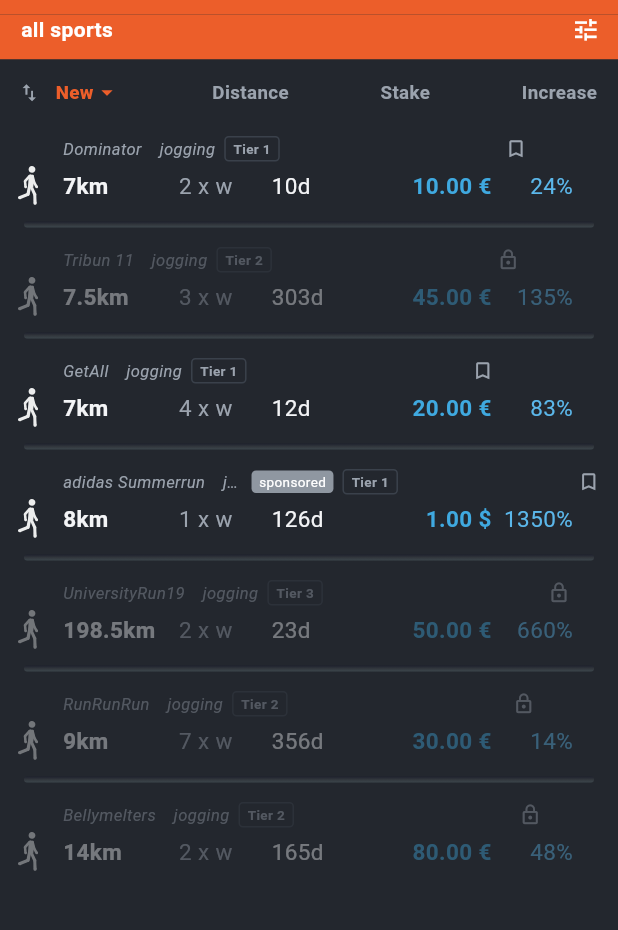
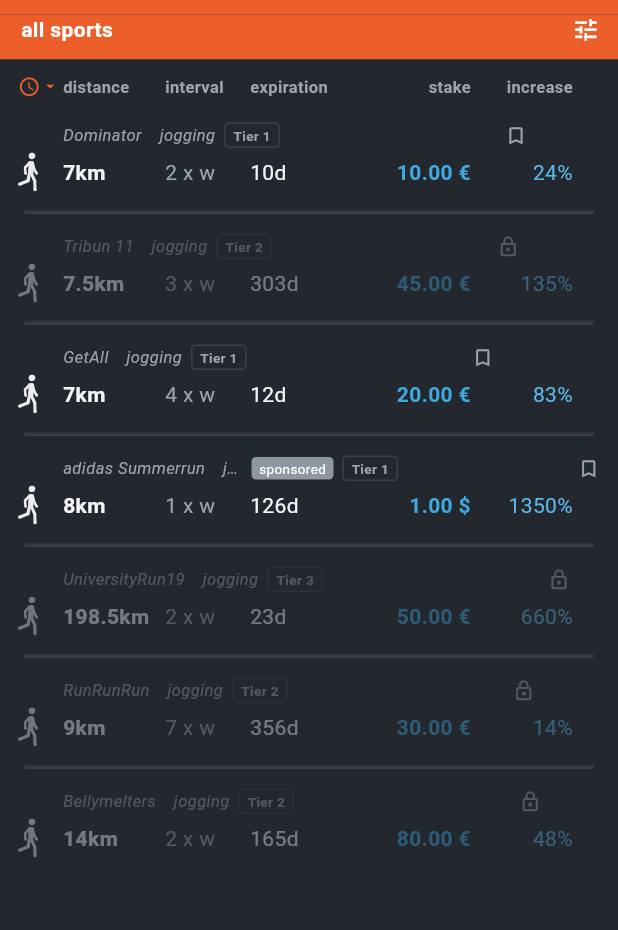
Before and after one commit to Claude-Roland/Battlebet, a Flutter app: the BetsListScreen screen opened directly, on a phone screen of 412 x 824 dp, the part 53-983 px from its top. Run offline on Flutter 3.47's test engine with Material 3 defaults, Android fonts, the phone set to English and light mode, and no system bars; our stand-ins replace flutter_svg; project files that could hold a hidden picture were left out.

Commit message:
Sortier-Kopfzeile spalten-genau ausgerichtet (Uhr=New + distance/interval/expiration/stake/increase, alle sortierbar); Spaltenbreiten entzerrt, expiration wieder sichtbar

```diff
--- a/app/lib/screens/bets_list_screen.dart
+++ b/app/lib/screens/bets_list_screen.dart
@@ -2,12 +2,12 @@
 // Aufbau von oben nach unten:
 //   1) TopNav             -> feste Navigationsleiste
 //   2) FILTER-ZEILE       -> antippbar; oeffnet das WAEHLRAD (Sport + Distanz + Einsatz + Haeufigkeit).
-//   3) SORTIER-KOPFZEILE  -> vier antippbare Schluessel: Neu | Distanz | Einsatz | Wertzuwachs.
+//   3) SORTIER-KOPFZEILE  -> jetzt SPALTEN-GENAU ausgerichtet (fluchtet mit BetRow):
+//        [Uhr = New] distance | interval | expiration | stake | increase
+//      Jede Spalte ist antippbar zum Sortieren; die aktive traegt einen Richtungspfeil.
 //   4) Liste der BetRow (erst GEFILTERT, dann SORTIERT), getrennt durch GrooveDivider.
 //
-// UI-Sprache Englisch als Basis (Roland 2026-07-20). MVP: nur Joggen -> das
-// Sport-Rad bietet schon jogging + running (Samen); „running" liefert heute eine
-// leere Liste. Weitere Sportarten kommen als weitere Rad-Eintraege.
+// UI-Sprache Englisch als Basis (Roland 2026-07-20).
 
 import 'package:flutter/cupertino.dart';
 import 'package:flutter/material.dart';
@@ -22,23 +22,18 @@ import 'bet_detail_screen.dart';
 import 'create_bet_screen.dart';
 import 'my_bets_screen.dart';
 
-/// Wonach die Liste sortiert wird.
-enum BetSortKey { neu, distanz, einsatz, wertzuwachs }
+/// Wonach die Liste sortiert wird. „neu" = Zeit (Uhr-Symbol); die anderen sind Spalten.
+enum BetSortKey { neu, distanz, interval, expiration, einsatz, wertzuwachs }
 
 extension _BetSortKeyX on BetSortKey {
-  String get label => switch (this) {
-        BetSortKey.neu => 'New',
-        BetSortKey.distanz => 'Distance',
-        BetSortKey.einsatz => 'Stake',
-        BetSortKey.wertzuwachs => 'Increase',
-      };
-
   /// Voreingestellte Richtung beim WECHSEL auf diesen Schluessel.
   bool get defaultDesc => switch (this) {
-        BetSortKey.neu => true,
-        BetSortKey.distanz => false,
-        BetSortKey.einsatz => false,
-        BetSortKey.wertzuwachs => true,
+        BetSortKey.neu => true, // neueste zuerst
+        BetSortKey.distanz => false, // kuerzeste zuerst
+        BetSortKey.interval => false, // seltenste zuerst
+        BetSortKey.expiration => false, // laeuft am ehesten aus zuerst
+        BetSortKey.einsatz => false, // guenstigste zuerst
+        BetSortKey.wertzuwachs => true, // groesster Zuwachs zuerst
       };
 }
 
@@ -58,7 +53,7 @@ class _BetsListScreenState extends State<BetsListScreen> {
   static const List<Sport> _sportChoices = [Sport.jogging, Sport.running];
   static const List<double> _distSteps = [0, 5, 7, 10, 15, 20, 50, 100, 200];
   static const List<int> _stakeSteps = [0, 5, 10, 20, 30, 50, 80, 100];
-  Sport? _filterSport; // null = alle Sportarten
+  Sport? _filterSport;
   double _minDist = 0;
   int _minStake = 0;
   int _minFreq = 1;
@@ -80,6 +75,10 @@ class _BetsListScreenState extends State<BetsListScreen> {
         return a.createdSeq.compareTo(b.createdSeq);
       case BetSortKey.distanz:
         return a.distanceKm.compareTo(b.distanceKm);
+      case BetSortKey.interval:
+        return a.iterationsPerWeek.compareTo(b.iterationsPerWeek);
+      case BetSortKey.expiration:
+        return a.expirationDays.compareTo(b.expirationDays);
       case BetSortKey.einsatz:
         return a.stake.minor.compareTo(b.stake.minor);
       case BetSortKey.wertzuwachs:
@@ -166,6 +165,74 @@ class _BetsListScreenState extends State<BetsListScreen> {
                   style: TextStyle(color: Colors.white.withValues(alpha: 0.92), fontSize: 13)),
             ),
             const Icon(Icons.tune, color: Colors.white, size: 19),
+          ],
+        ),
+      ),
+    );
+  }
+
+  // 3) Sortier-Kopfzeile: spalten-genau (nutzt dieselben flex-Werte wie BetRow).
+  //    Links das Uhr-Symbol = „New" (Zeit); dann die fuenf Datenspalten, jede sortierbar.
+  Widget _sortHeader() {
+    return Container(
+      color: AppColors.background,
+      padding: const EdgeInsets.fromLTRB(12, 10, 12, 8),
+      child: Row(
+        children: [
+          SizedBox(width: BetRow.iconColWidth, child: _newSort()),
+          _hSort('distance', BetSortKey.distanz, BetRow.flexDistance),
+          _hSort('interval', BetSortKey.interval, BetRow.flexInterval),
+          _hSort('expiration', BetSortKey.expiration, BetRow.flexExpiration),
+          _hSort('stake', BetSortKey.einsatz, BetRow.flexPrice, right: true),
+          _hSort('increase', BetSortKey.wertzuwachs, BetRow.flexIncrease, right: true),
+          const SizedBox(width: BetRow.bookmarkColWidth),
+        ],
+      ),
+    );
+  }
+
+  /// „New"-Sortierung als Uhr-Symbol (wie im Storyboard), in der Icon-Spalte links.
+  Widget _newSort() {
+    final active = _key == BetSortKey.neu;
+    return GestureDetector(
+      behavior: HitTestBehavior.opaque,
+      onTap: () => _onSort(BetSortKey.neu),
+      child: Row(
+        mainAxisSize: MainAxisSize.min,
+        children: [
+          Icon(Icons.schedule, size: 15, color: active ? AppColors.orange : AppColors.textMuted),
+          if (active)
+            Icon(_desc ? Icons.arrow_drop_down : Icons.arrow_drop_up, size: 13, color: AppColors.orange),
+        ],
+      ),
+    );
+  }
+
+  /// Eine sortierbare Spalten-Kopfzelle; aktive Spalte orange + Richtungspfeil.
+  Widget _hSort(String label, BetSortKey key, int flex, {bool right = false}) {
+    final active = _key == key;
+    return Expanded(
+      flex: flex,
+      child: GestureDetector(
+        behavior: HitTestBehavior.opaque,
+        onTap: () => _onSort(key),
+        child: Row(
+          mainAxisAlignment: right ? MainAxisAlignment.end : MainAxisAlignment.start,
+          children: [
+            Flexible(
+              child: Text(
+                label,
+                overflow: TextOverflow.ellipsis,
+                textAlign: right ? TextAlign.right : TextAlign.left,
+                style: TextStyle(
+                  color: active ? AppColors.orange : AppColors.textMuted,
+                  fontSize: 11,
+                  fontWeight: active ? FontWeight.w800 : FontWeight.w600,
+                ),
+              ),
+            ),
+            if (active)
+              Icon(_desc ? Icons.arrow_drop_down : Icons.arrow_drop_up, size: 14, color: AppColors.orange),
           ],
         ),
       ),
@@ -343,60 +410,5 @@ class _BetsListScreenState extends State<BetsListScreen> {
     );
   }
 
-  // 3) Sortier-Kopfzeile: vier antippbare Schluessel; aktiver orange + Richtungspfeil.
-  Widget _sortHeader() {
-    return Container(
-      color: AppColors.background,
-      padding: const EdgeInsets.fromLTRB(12, 10, 12, 9),
-      child: Row(
-        children: [
-          const Icon(Icons.swap_vert, size: 15, color: AppColors.textMuted),
-          const SizedBox(width: 8),
-          Expanded(
-            child: Row(
-              mainAxisAlignment: MainAxisAlignment.spaceBetween,
-              children: [
-                _sortItem(BetSortKey.neu),
-                _sortItem(BetSortKey.distanz),
-                _sortItem(BetSortKey.einsatz),
-                _sortItem(BetSortKey.wertzuwachs),
-              ],
-            ),
-          ),
-        ],
-      ),
-    );
-  }
-
-  Widget _sortItem(BetSortKey key) {
-    final active = _key == key;
-    return GestureDetector(
-      behavior: HitTestBehavior.opaque,
-      onTap: () => _onSort(key),
-      child: Padding(
-        padding: const EdgeInsets.symmetric(horizontal: 2, vertical: 3),
-        child: Row(
-          mainAxisSize: MainAxisSize.min,
-          children: [
-            Text(
-              key.label,
-              style: TextStyle(
-                color: active ? AppColors.orange : AppColors.textMuted,
-                fontSize: 12.5,
-                fontWeight: active ? FontWeight.w800 : FontWeight.w600,
-              ),
-            ),
-            if (active)
-              Icon(
-                _desc ? Icons.arrow_drop_down : Icons.arrow_drop_up,
-                size: 18,
-                color: AppColors.orange,
-              ),
-          ],
-        ),
-      ),
-    );
-  }
-
   String _fmtKm(double km) => km == km.roundToDouble() ? km.toStringAsFixed(0) : km.toString();
 }
--- a/app/lib/widgets/bet_row.dart
+++ b/app/lib/widgets/bet_row.dart
@@ -1,12 +1,13 @@
 // Wett-Zeile (Katalog: `BetRow`) — eine Zeile der Bets-Liste.
 // Zwei Textzeilen:
 //   Zeile 1: Name + Sportart (+ Tag) + Pot-Typ-Chip .......... Bookmark/Schloss
-//   Zeile 2: [Sport-Icon] distance | interval | expiration | entry price | increase
+//   Zeile 2: [Sport-Icon] distance | interval | expiration | stake | increase
+//
+// Die Spaltenbreiten (flex*) werden auch vom Spaltenkopf in `bets_list_screen`
+// benutzt, damit Kopfzeile und Datenzeile exakt fluchten.
 //
 // Nach Rolands Prinzip „gesperrt sichtbar als Anreiz": Pots, die die aktuelle
-// Vertrauensstufe (noch) nicht eroeffnen/betreten darf, werden GEDIMMT und tragen
-// statt der Bookmark ein Schloss. Sichtbar bleiben sie — man kann sie antippen und
-// ansehen, nur nicht beitreten. Reagiert live auf den Status-Umschalter.
+// Stufe (noch) nicht darf, werden GEDIMMT und tragen statt der Bookmark ein Schloss.
 
 import 'package:flutter/material.dart';
 import 'package:flutter_svg/flutter_svg.dart';
@@ -21,12 +22,13 @@ class BetRow extends StatelessWidget {
 
   final Bet bet;
 
-  // Gemeinsame Spaltenbreiten (auch vom Spaltenkopf verwendet).
-  static const int flexDistance = 20;
-  static const int flexInterval = 16;
-  static const int flexExpiration = 16;
-  static const int flexPrice = 22;
-  static const int flexIncrease = 14;
+  // Gemeinsame Spaltenbreiten (auch vom Spaltenkopf verwendet). Auf die
+  // Kopf-Beschriftungen (distance/interval/expiration/stake/increase) abgestimmt.
+  static const int flexDistance = 18;
+  static const int flexInterval = 15;
+  static const int flexExpiration = 19;
+  static const int flexPrice = 20;
+  static const int flexIncrease = 18;
 
   // Breite der Sport-Ikon-Spalte links und der Bookmark-/Schloss-Spalte rechts.
   static const double iconColWidth = 30;
@@ -34,7 +36,6 @@ class BetRow extends StatelessWidget {
 
   @override
   Widget build(BuildContext context) {
-    // Reagiert auf den Vorschau-Status: gesperrte Pots werden gedimmt.
     return AnimatedBuilder(
       animation: userSession,
       builder: (context, _) {
@@ -120,7 +121,8 @@ class BetRow extends StatelessWidget {
       child: Text(
         text,
         textAlign: align,
-        style: TextStyle(color: color, fontSize: 15, fontWeight: bold ? FontWeight.w700 : FontWeight.w400),
+        overflow: TextOverflow.ellipsis,
+        style: TextStyle(color: color, fontSize: 14, fontWeight: bold ? FontWeight.w700 : FontWeight.w400),
       ),
     );
   }
@@ -140,7 +142,7 @@ class BetRow extends StatelessWidget {
     );
   }
 
-  /// Pot-Typ-Chip (Limited / Limited large / Unlimited) — als dezenter Umriss.
+  /// Bet-Tier-Chip (Tier 1/2/3) — als dezenter Umriss.
   Widget _tierChip(PotTier tier) {
     return Container(
       padding: const EdgeInsets.symmetric(horizontal: 5, vertical: 1),
@@ -156,8 +158,7 @@ class BetRow extends StatelessWidget {
   /// Ganze Zahlen ohne Nachkomma, sonst mit (7 -> "7", 7.5 -> "7.5").
   String _fmtKm(double km) => km == km.roundToDouble() ? km.toStringAsFixed(0) : km.toString();
 
-  /// Sportart -> SVG-Asset. Aktuell nur Joggen/Rennen vorhanden;
-  /// alles andere faellt vorerst auf das Jogger-Icon zurueck.
+  /// Sportart -> SVG-Asset (Icon-Policy: aus der Sportart abgeleitet).
   String _sportAsset(Sport s) => switch (s) {
         Sport.running => 'Renner-Icon.svg',
         _ => 'Jogger-Icon.svg',
```
